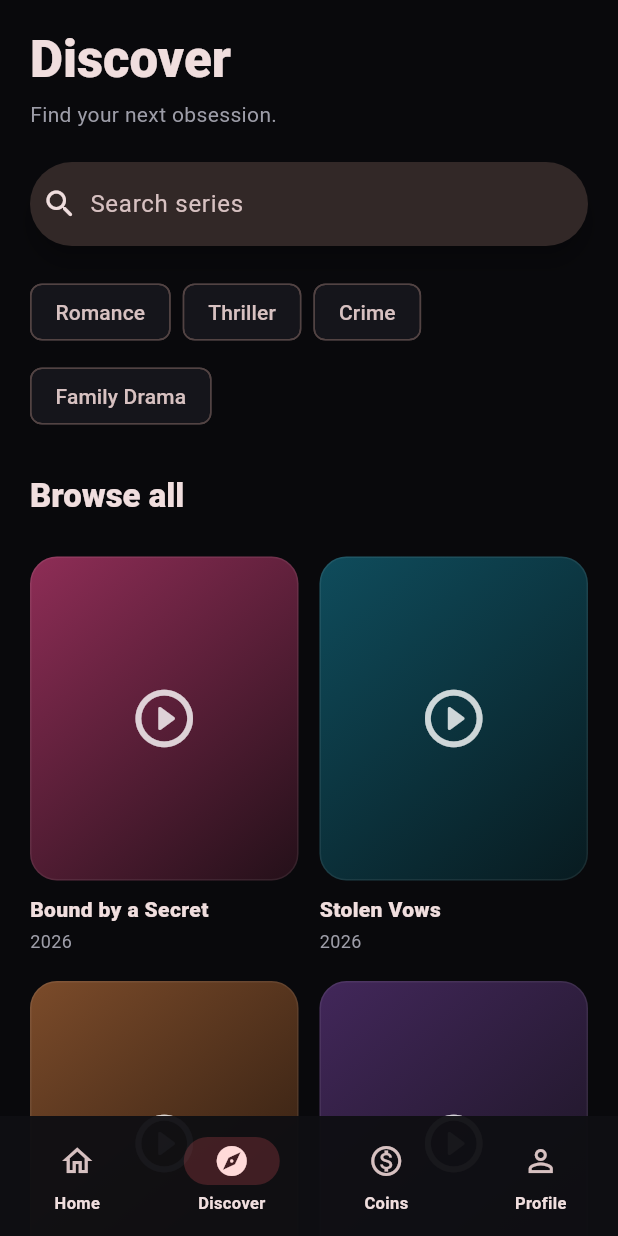
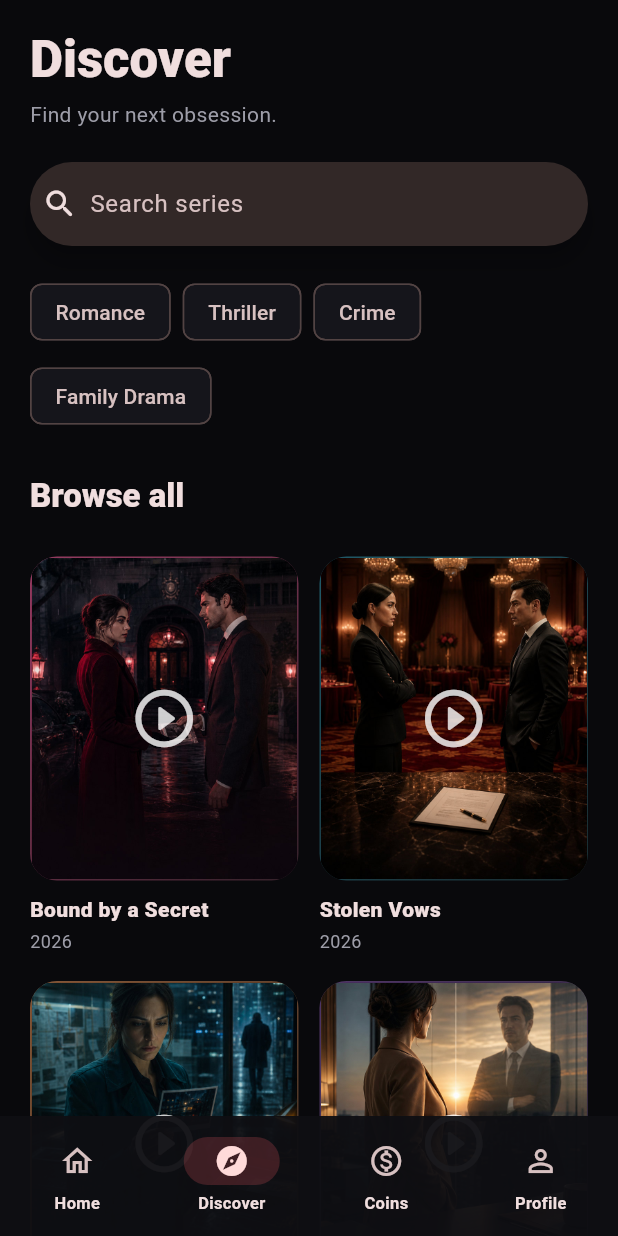
Before and after one commit to Alkapone2001/comboreel, a Flutter app: the screen it shows after launch, after a tap on the "search" icon, on a phone screen of 412 x 824 dp. Run offline on Flutter 3.47's test engine with Material 3 defaults, Android fonts, the phone set to English and light mode, and no system bars; our stand-ins replace firebase_core, firebase_messaging, google_mobile_ads, in_app_purchase, supabase_flutter, video_player; missing offline and left inert: file_selector, in_app_purchase_android, tusc; accounts and stored records are empty.

Commit message:
Add original catalogue artwork

```diff
--- /dev/null
+++ b/lib/core/widgets/app_artwork.dart
@@ -0,0 +1,43 @@
+import 'package:flutter/material.dart';
+
+class AppArtwork extends StatelessWidget {
+  const AppArtwork({
+    super.key,
+    required this.source,
+    required this.fallback,
+    this.fit = BoxFit.cover,
+    this.alignment = Alignment.center,
+    this.child,
+  });
+
+  final String? source;
+  final Widget fallback;
+  final BoxFit fit;
+  final Alignment alignment;
+  final Widget? child;
+
+  @override
+  Widget build(BuildContext context) {
+    final value = source?.trim();
+    final Widget? image = value == null || value.isEmpty
+        ? null
+        : value.startsWith('assets/')
+        ? Image.asset(
+            value,
+            fit: fit,
+            alignment: alignment,
+            excludeFromSemantics: true,
+            errorBuilder: (_, _, _) => const SizedBox.shrink(),
+          )
+        : Image.network(
+            value,
+            fit: fit,
+            alignment: alignment,
+            excludeFromSemantics: true,
+            errorBuilder: (_, _, _) => const SizedBox.shrink(),
+            loadingBuilder: (context, child, progress) =>
+                progress == null ? child : const SizedBox.shrink(),
+          );
+    return Stack(fit: StackFit.expand, children: [fallback, ?image, ?child]);
+  }
+}
--- a/lib/features/catalogue/data/offline_catalogue_repository.dart
+++ b/lib/features/catalogue/data/offline_catalogue_repository.dart
@@ -13,8 +13,8 @@ class OfflineCatalogueRepository
       slug: 'bound-by-a-secret',
       title: 'Bound by a Secret',
       synopsis: 'A guarded heiress and the stranger hired to protect her uncover a secret that ties their families together.',
-      posterUrl: null,
-      heroUrl: null,
+      posterUrl: 'assets/artwork/bound-by-a-secret-poster.jpg',
+      heroUrl: 'assets/artwork/bound-by-a-secret-hero.jpg',
       originalLanguage: 'en',
       releaseYear: 2026,
       isFeatured: true,
@@ -27,7 +27,7 @@ class OfflineCatalogueRepository
       slug: 'stolen-vows',
       title: 'Stolen Vows',
       synopsis: 'Two rivals are trapped in an agreement neither expected.',
-      posterUrl: null,
+      posterUrl: 'assets/artwork/stolen-vows-poster.jpg',
       heroUrl: null,
       originalLanguage: 'en',
       releaseYear: 2026,
@@ -41,7 +41,7 @@ class OfflineCatalogueRepository
       slug: 'the-alibi',
       title: 'The Alibi',
       synopsis: 'One lie pulls a detective into a dangerous conspiracy.',
-      posterUrl: null,
+      posterUrl: 'assets/artwork/the-alibi-poster.jpg',
       heroUrl: null,
       originalLanguage: 'en',
       releaseYear: 2026,
@@ -55,7 +55,7 @@ class OfflineCatalogueRepository
       slug: 'second-chance-ceo',
       title: 'Second Chance CEO',
       synopsis: 'A broken promise returns with a powerful new identity.',
-      posterUrl: null,
+      posterUrl: 'assets/artwork/second-chance-ceo-poster.jpg',
       heroUrl: null,
       originalLanguage: 'en',
       releaseYear: 2026,
--- a/lib/features/discover/presentation/discover_screen.dart
+++ b/lib/features/discover/presentation/discover_screen.dart
@@ -3,6 +3,7 @@ import 'dart:async';
 import 'package:flutter/material.dart';
 
 import '../../../core/theme/app_theme.dart';
+import '../../../core/widgets/app_artwork.dart';
 import '../../catalogue/data/catalogue_repository.dart';
 import '../../catalogue/domain/catalogue_series.dart';
 import '../../home/domain/series.dart';
@@ -222,6 +223,7 @@ class _DiscoverCard extends StatelessWidget {
           children: [
             Expanded(
               child: Container(
+                clipBehavior: Clip.antiAlias,
                 decoration: BoxDecoration(
                   gradient: LinearGradient(
                     begin: Alignment.topLeft,
@@ -233,11 +235,15 @@ class _DiscoverCard extends StatelessWidget {
                     color: Colors.white.withValues(alpha: .07),
                   ),
                 ),
-                child: const Center(
-                  child: Icon(
-                    Icons.play_circle_outline_rounded,
-                    size: 46,
-                    color: Color(0xCCFFFFFF),
+                child: AppArtwork(
+                  source: series.posterUrl,
+                  fallback: const SizedBox.expand(),
+                  child: const Center(
+                    child: Icon(
+                      Icons.play_circle_outline_rounded,
+                      size: 46,
+                      color: Color(0xCCFFFFFF),
+                    ),
                   ),
                 ),
               ),
@@ -320,5 +326,7 @@ DramaSeries _presentationSeries(CatalogueSeries series, int rank) {
     ageRating: series.ageRating,
     originalLanguage: series.originalLanguage,
     episodeCount: series.episodeCount,
+    posterUrl: series.posterUrl,
+    heroUrl: series.heroUrl,
   );
 }
--- a/lib/features/home/domain/series.dart
+++ b/lib/features/home/domain/series.dart
@@ -16,6 +16,8 @@ class DramaSeries {
     this.ageRating,
     this.originalLanguage = 'en',
     this.episodeCount = 0,
+    this.posterUrl,
+    this.heroUrl,
   });
 
   final String id;
@@ -32,4 +34,6 @@ class DramaSeries {
   final String? ageRating;
   final String originalLanguage;
   final int episodeCount;
+  final String? posterUrl;
+  final String? heroUrl;
 }
--- a/lib/features/home/presentation/home_screen.dart
+++ b/lib/features/home/presentation/home_screen.dart
@@ -1,6 +1,7 @@
 import 'package:flutter/material.dart';
 
 import '../../../core/theme/app_theme.dart';
+import '../../../core/widgets/app_artwork.dart';
 import '../../catalogue/data/catalogue_repository.dart';
 import '../../catalogue/domain/catalogue_series.dart';
 import '../../library/data/viewer_library_repository.dart';
@@ -214,6 +215,8 @@ DramaSeries _toDramaSeries(CatalogueSeries series, int rank) {
     ageRating: series.ageRating,
     originalLanguage: series.originalLanguage,
     episodeCount: series.episodeCount,
+    posterUrl: series.posterUrl,
+    heroUrl: series.heroUrl,
   );
 }
 
@@ -355,7 +358,6 @@ class _HeroBanner extends StatelessWidget {
     return Container(
       height: 440 + ((textScale - 1).clamp(0, 1.5) * 420),
       margin: const EdgeInsets.fromLTRB(16, 4, 16, 28),
-      padding: const EdgeInsets.all(24),
       decoration: BoxDecoration(
         borderRadius: BorderRadius.circular(28),
         gradient: LinearGradient(
@@ -371,6 +373,14 @@ class _HeroBanner extends StatelessWidget {
           ),
         ],
       ),
+      child: ClipRRect(
+        borderRadius: BorderRadius.circular(28),
+        child: AppArtwork(
+          source: series.heroUrl ?? series.posterUrl,
+          alignment: Alignment.centerRight,
+          fallback: const SizedBox.expand(),
+          child: Padding(
+            padding: const EdgeInsets.all(24),
             child: Stack(
               children: [
                 Positioned(
@@ -431,7 +441,9 @@ class _HeroBanner extends StatelessWidget {
                               onPressed: onOpenSeries,
                               style: OutlinedButton.styleFrom(
                                 foregroundColor: Colors.white,
-                          side: const BorderSide(color: Color(0x66FFFFFF)),
+                                side: const BorderSide(
+                                  color: Color(0x66FFFFFF),
+                                ),
                                 padding: const EdgeInsets.symmetric(
                                   horizontal: 18,
                                   vertical: 16,
@@ -447,6 +459,9 @@ class _HeroBanner extends StatelessWidget {
                   ),
                 ),
               ],
+            ),
+          ),
+        ),
       ),
     );
   }
@@ -622,7 +637,14 @@ class _Artwork extends StatelessWidget {
       borderRadius: BorderRadius.circular(18),
       border: Border.all(color: Colors.white.withValues(alpha: .07)),
     ),
-    child: ClipRRect(borderRadius: BorderRadius.circular(18), child: child),
+    child: ClipRRect(
+      borderRadius: BorderRadius.circular(18),
+      child: AppArtwork(
+        source: series.posterUrl,
+        fallback: const SizedBox.expand(),
+        child: child,
+      ),
+    ),
   );
 }
 
--- a/lib/features/series/presentation/series_detail_screen.dart
+++ b/lib/features/series/presentation/series_detail_screen.dart
@@ -3,6 +3,7 @@ import 'dart:async';
 import 'package:flutter/material.dart';
 
 import '../../../core/theme/app_theme.dart';
+import '../../../core/widgets/app_artwork.dart';
 import '../../catalogue/data/catalogue_repository.dart';
 import '../../catalogue/domain/catalogue_episode.dart';
 import '../../catalogue/domain/catalogue_season.dart';
@@ -66,6 +67,10 @@ class SeriesDetailScreen extends StatelessWidget {
                   colors: series.colors,
                 ),
               ),
+              child: AppArtwork(
+                source: series.heroUrl ?? series.posterUrl,
+                fallback: const SizedBox.expand(),
+                alignment: Alignment.centerRight,
                 child: Stack(
                   fit: StackFit.expand,
                   children: [
@@ -84,6 +89,7 @@ class SeriesDetailScreen extends StatelessWidget {
                       ),
                     ),
                   ],
+                ),
               ),
             ),
           ),
--- a/pubspec.yaml
+++ b/pubspec.yaml
@@ -68,6 +68,8 @@ flutter:
   # included with your application, so that you can use the icons in
   # the material Icons class.
   uses-material-design: true
+  assets:
+    - assets/artwork/
 
   # To add assets to your application, add an assets section, like this:
   # assets:
```
Also changed, not shown: lib/features/library/presentation/my_list_screen.dart (+13 -3 lines), tool/prepare_artwork.dart (added, +39 -0 lines), assets/artwork/bound-by-a-secret-hero.jpg (added), assets/artwork/bound-by-a-secret-poster.jpg (added), assets/artwork/second-chance-ceo-poster.jpg (added), assets/artwork/stolen-vows-poster.jpg (added), assets/artwork/the-alibi-poster.jpg (added), 4 other files. Lines whose indentation alone changed are shown as unchanged.
